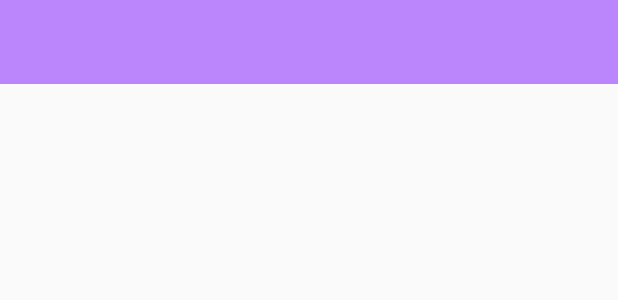
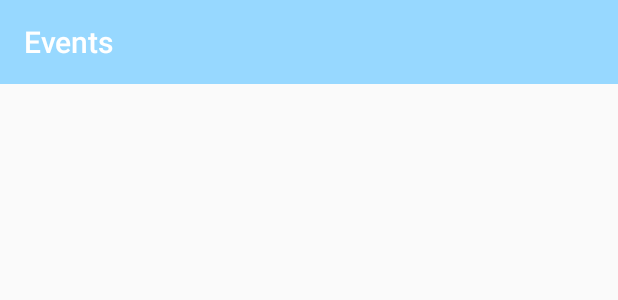
Before and after one commit to miquelperello/PES-Grup-12-Subgrup-1-App, an Android app: the layout activity_main.xml on its own in the app's theme, with its tools: preview values and no code run, on a phone screen of 412 x 824 dp. Shown: the top 300 px of the screen. Run offline under Robolectric (Android 15) with nearby library versions, the phone set to English and light mode, and no system bars; network calls fail.

Commit message:
Colors d'aplicacio canviats, falta canviar el logo predeterminat per un de SecurEvent, afegir el menu desplegable i aplicar la llista per la "Main Activity"

```diff
--- a/app/src/main/java/com/example/myapplication/MainActivity.kt
+++ b/app/src/main/java/com/example/myapplication/MainActivity.kt
@@ -23,7 +23,7 @@ class MainActivity : AppCompatActivity() {
         setContentView(R.layout.activity_main)
         val toolbar = findViewById(R.id.my_toolbar) as Toolbar?
         setSupportActionBar(toolbar)
-        toolbar?.setTitle("Toolbar")
+        toolbar?.setTitle("Events")
 
         val url = "https://securevent.herokuapp.com/events"
         val queue = Volley.newRequestQueue(this)
--- a/app/src/main/res/layout/activity_main.xml
+++ b/app/src/main/res/layout/activity_main.xml
@@ -11,8 +11,9 @@
         android:id="@+id/my_toolbar"
         android:layout_width="match_parent"
         android:layout_height="wrap_content"
-        android:background="@color/purple_200"
+        android:background="@color/blue_app"
         app:titleTextColor="@color/white"
+        app:title="Events"
         />
 
     <androidx.recyclerview.widget.RecyclerView
--- a/app/src/main/res/layout/toolbar.xml
+++ b/app/src/main/res/layout/toolbar.xml
@@ -2,7 +2,7 @@
 <androidx.appcompat.widget.Toolbar xmlns:android="http://schemas.android.com/apk/res/android"
     android:layout_width="match_parent"
     android:layout_height="wrap_content"
-    android:background="@color/teal_700"
+    android:background="@color/blue_app"
     android:elevation="4dp">
 
 
--- a/app/src/main/res/values/colors.xml
+++ b/app/src/main/res/values/colors.xml
@@ -1,7 +1,7 @@
 <?xml version="1.0" encoding="utf-8"?>
 <resources>
-    <color name="purple_200">#FFBB86FC</color>
-    <color name="purple_500">#FF6200EE</color>
+    <color name="blue_app">#97D8FF</color>
+    <color name="orange_app">#ff9a76</color>
     <color name="purple_700">#FF3700B3</color>
     <color name="teal_200">#FF03DAC5</color>
     <color name="teal_700">#FF018786</color>
--- a/app/src/main/res/values/themes.xml
+++ b/app/src/main/res/values/themes.xml
@@ -2,8 +2,8 @@
     <!-- Base application theme. -->
     <style name="MyApplication" parent="Theme.AppCompat.Light.NoActionBar">>
         <!-- Primary brand color. -->
-        <item name="colorPrimary">@color/black</item>
-        <item name="colorPrimaryVariant">@color/purple_700</item>
+        <item name="colorPrimary">@color/blue_app</item>
+        <item name="colorPrimaryVariant">@color/orange_app</item>
         <item name="colorOnPrimary">@color/white</item>
     </style>
 
```
